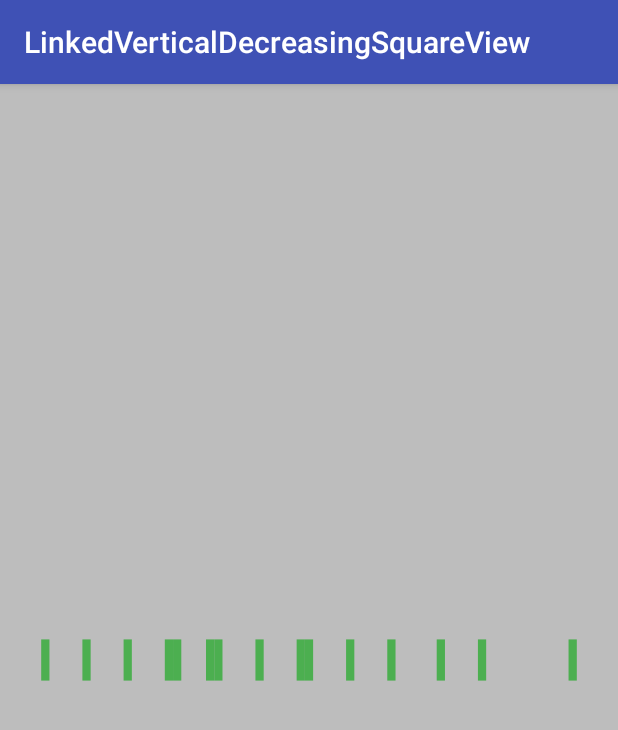
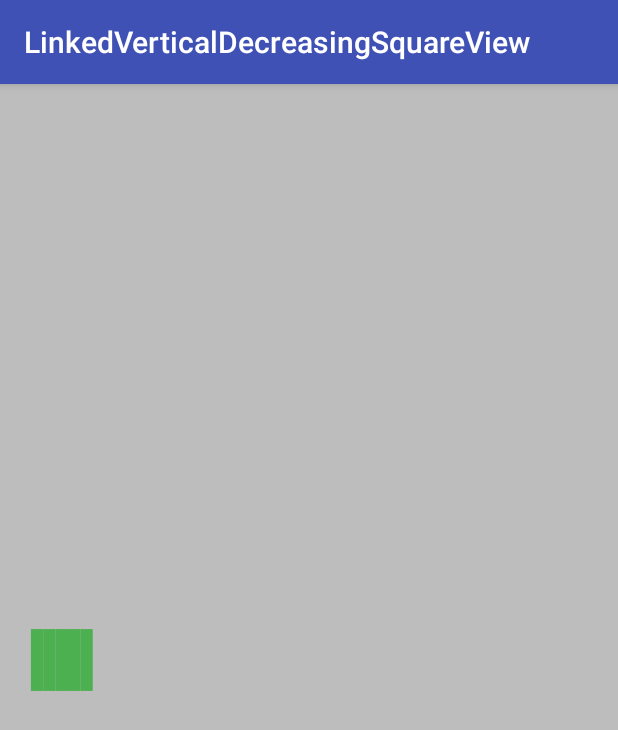
Before and after one commit to Anwesh43/LinkedVDSView, an Android app: the screen it shows after launch (MainActivity), on a phone screen of 412 x 824 dp. Shown: the top 730 px of the screen. Run offline under Robolectric (Android 15) with nearby library versions, the phone set to English and light mode, and no system bars.

Commit message:
adding fixes

```diff
--- a/vdsview/src/main/java/com/anwesh/uiprojects/vdsview/VerticallyDecSquareView.kt
+++ b/vdsview/src/main/java/com/anwesh/uiprojects/vdsview/VerticallyDecSquareView.kt
@@ -19,7 +19,7 @@ fun Canvas.drawVDSNode(i : Int, scale : Float, paint : Paint) {
     val w : Float = width.toFloat()
     val h : Float = height.toFloat()
     val gap : Float = w / nodes
-    val size = gap / 3
+    val size = gap / 2
     val wSize : Float = size / nodes
     val sc1 : Float = Math.min(0.5f, scale) * 2
     val sc2 : Float = Math.min(0.5f, Math.max(0f, scale - 0.5f)) * 2
@@ -30,7 +30,7 @@ fun Canvas.drawVDSNode(i : Int, scale : Float, paint : Paint) {
     val x : Float = -size/2 + wSize * i
     drawRect(RectF(x, y + size * sc2, x + wSize, y + size), paint)
     for (j in 1..(nodes - 1 - i)) {
-        val rx : Float = x + size * j
+        val rx : Float = x + wSize * j
         drawRect(RectF(rx, y, rx + wSize, y + size), paint)
     }
     restore()
@@ -110,7 +110,6 @@ class VerticallyDecSquareView(ctx : Context) : View(ctx) {
 
         fun draw(canvas : Canvas, paint : Paint) {
             canvas.drawVDSNode(i, state.scale, paint)
-            next?.draw(canvas, paint)
         }
 
         init {
```
